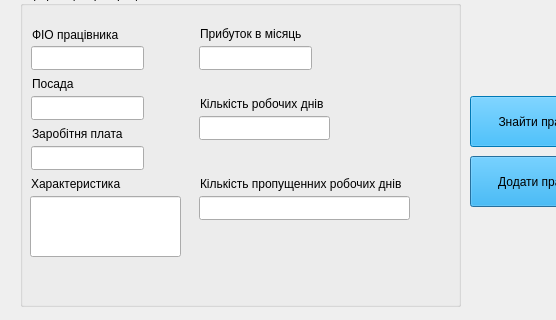
Above: adminmainwindow.ui from shinkaisyouzyo/kursova before the change; both pictures show x 0 to 556 and y 124 to 444 of the 661 by 444 pixel window. Below: the same form after it.
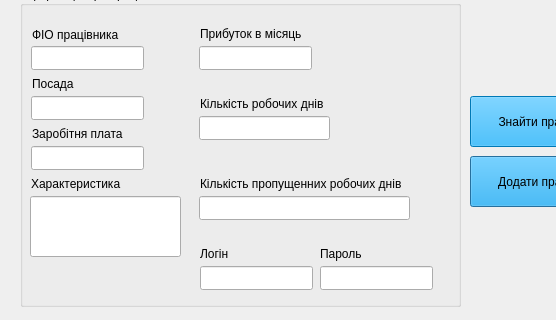
That is the form after the change.

What changed in the file:
```diff
--- a/adminmainwindow.ui
+++ b/adminmainwindow.ui
@@ -278,6 +278,58 @@
      <string>Кількість пропущенних робочих днів</string>
     </property>
    </widget>
+   <widget class="QLineEdit" name="lineEdit_9">
+    <property name="geometry">
+     <rect>
+      <x>180</x>
+      <y>280</y>
+      <width>113</width>
+      <height>24</height>
+     </rect>
+    </property>
+    <property name="readOnly">
+     <bool>true</bool>
+    </property>
+   </widget>
+   <widget class="QLineEdit" name="lineEdit_10">
+    <property name="geometry">
+     <rect>
+      <x>300</x>
+      <y>280</y>
+      <width>113</width>
+      <height>24</height>
+     </rect>
+    </property>
+    <property name="readOnly">
+     <bool>true</bool>
+    </property>
+   </widget>
+   <widget class="QLabel" name="label_9">
+    <property name="geometry">
+     <rect>
+      <x>180</x>
+      <y>260</y>
+      <width>51</width>
+      <height>16</height>
+     </rect>
+    </property>
+    <property name="text">
+     <string>Логін</string>
+    </property>
+   </widget>
+   <widget class="QLabel" name="label_10">
+    <property name="geometry">
+     <rect>
+      <x>300</x>
+      <y>260</y>
+      <width>51</width>
+      <height>16</height>
+     </rect>
+    </property>
+    <property name="text">
+     <string>Пароль</string>
+    </property>
+   </widget>
   </widget>
   <widget class="QLabel" name="label_5">
    <property name="geometry">
```
Left out of the diff: 3 changed lines with no effect on the pictures.
